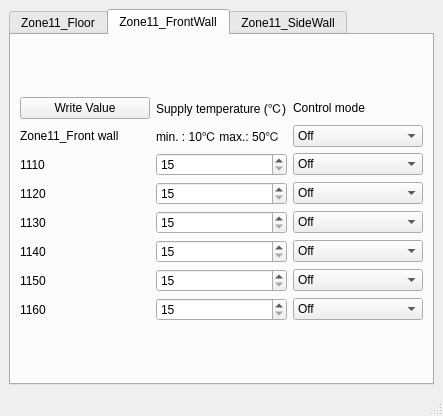
The window that raspi-mlx90640/ui/mainwindow.ui (Schwarz-XU/MA_IR-Kamera) describes before a commit, drawn with Qt 5.
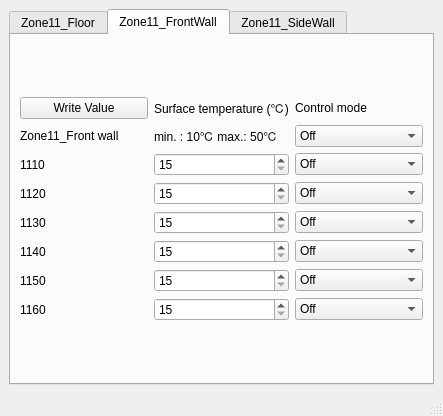
The same window after the commit. The open tabs and pages were chosen to show the change.

```diff
--- a/raspi-mlx90640/ui/mainwindow.ui
+++ b/raspi-mlx90640/ui/mainwindow.ui
@@ -349,7 +349,7 @@
           <item row="0" column="1">
            <widget class="QLabel" name="label_3">
             <property name="text">
-             <string>Supply temperature (℃)</string>
+             <string>Surface temperature (℃)</string>
             </property>
            </widget>
           </item>
```
Left out of the diff: 8 changed lines with no effect on the pictures.
